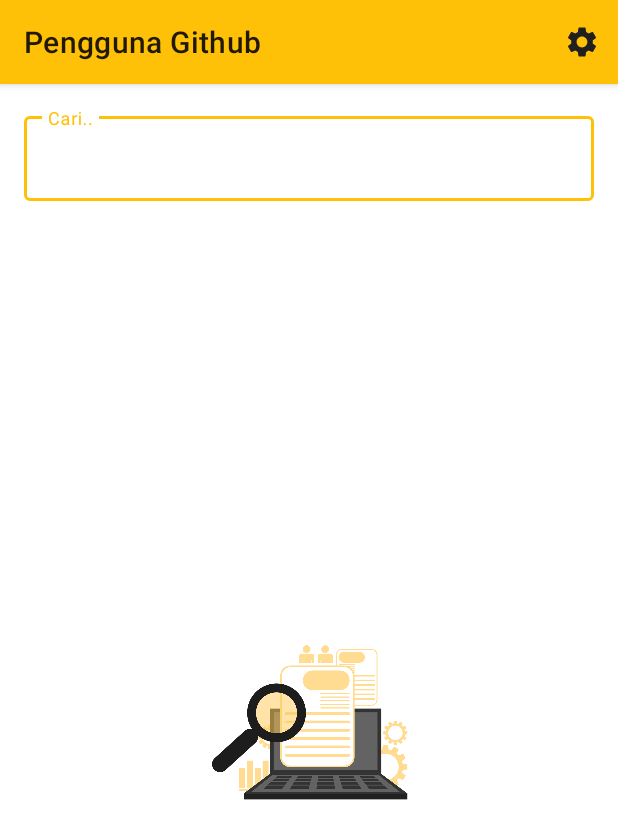
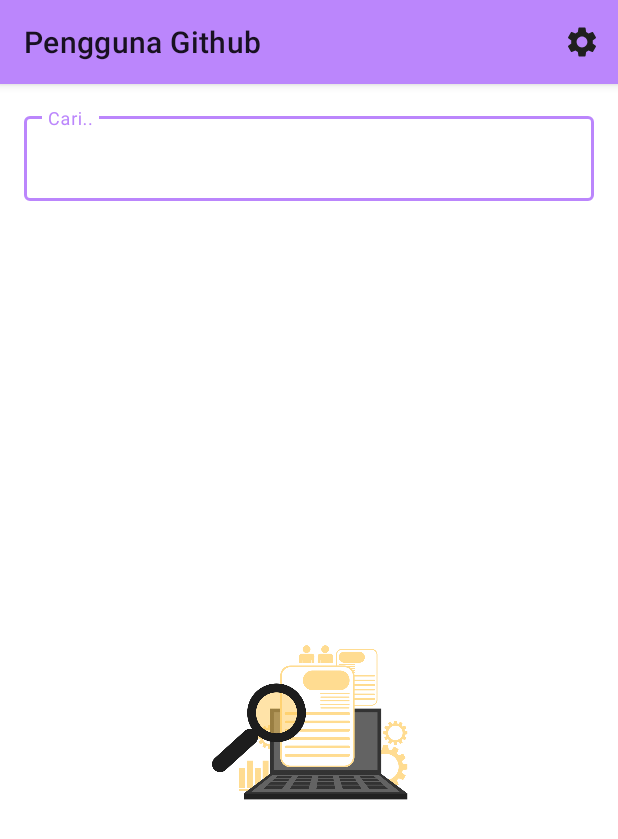
Before and after one commit to FiqSky/GithubUserKT, an Android app: the screen it shows after launch (MainActivity), on a phone screen of 412 x 824 dp. Shown: the top 839 px of the screen. Run offline under Robolectric (Android 15) with nearby library versions, the phone set to English and light mode, and no system bars; our stand-ins replace Picasso; pictures from the network do not load.

Commit message:
final commit submission 2

```diff
--- a/app/src/main/res/values-night/colors.xml
+++ b/app/src/main/res/values-night/colors.xml
@@ -2,7 +2,7 @@
 <resources>
     <!-- Night Mode Colors-->
     <color name="colorPrimary">#BB86FC</color>
-    <color name="colorPrimaryDark">#121212</color>
+    <color name="colorPrimaryDark">#0d0d0d</color>
     <color name="colorAccent">#00B8D4</color>
     <color name="whiteActivityInfo">#202020</color>
     <color name="textColor">#FFFFFF</color>
--- a/app/src/main/res/values/colors.xml
+++ b/app/src/main/res/values/colors.xml
@@ -1,7 +1,7 @@
 <?xml version="1.0" encoding="utf-8"?>
 <resources>
-    <color name="colorPrimary">#FFC107</color>
-    <color name="colorPrimaryDark">#FFA000</color>
+    <color name="colorPrimary">#BB86FC</color>
+    <color name="colorPrimaryDark">#b070ff</color>
     <color name="colorAccent">#03DAC5</color>
     <color name="whiteActivityInfo">#FFFFFF</color>
     <color name="textColor">#202020</color>
```
